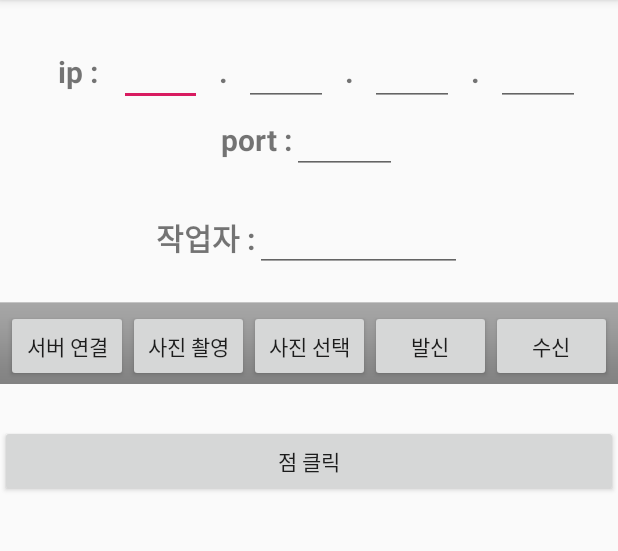
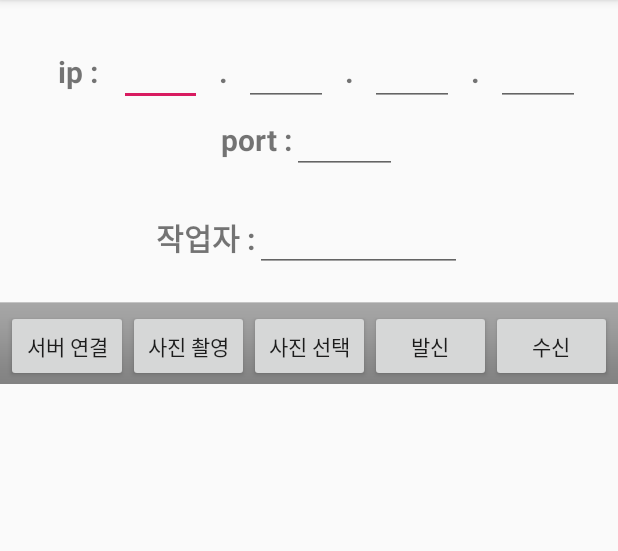
Before and after one commit to Einere/LightWave, an Android app: the screen it shows after launch (MainActivity), on a phone screen of 412 x 824 dp, the part 84-635 px from its top. Run offline under Robolectric (Android 15) with nearby library versions, the phone set to English and light mode, and no system bars; 2 statements that could not run were skipped.

Commit message:
Chj (#12)
* Add ScrollView, next focus feature

Signed-off-by: Einere <kjwsx23@gmail.com>

* Refactoring, dynamic ImageView creation implement

Signed-off-by: Einere <kjwsx23@gmail.com>

```diff
--- a/lightwave_android/chj/app/src/main/AndroidManifest.xml
+++ b/lightwave_android/chj/app/src/main/AndroidManifest.xml
@@ -26,9 +26,8 @@
             </intent-filter>
         </activity>
         <activity android:name=".ConnectToServerActivity" />
-
-        <activity android:name=".ListViewActivity"/>
-        <activity android:name=".MemoActivity"/>
+        <activity android:name=".ListViewActivity" />
+        <activity android:name=".MemoActivity" />
 
         <service
             android:name=".ConnectionService"
--- a/lightwave_android/chj/app/src/main/res/layout/activity_main.xml
+++ b/lightwave_android/chj/app/src/main/res/layout/activity_main.xml
@@ -1,4 +1,8 @@
 <?xml version="1.0" encoding="utf-8"?>
+<ScrollView xmlns:android="http://schemas.android.com/apk/res/android"
+    android:layout_height="match_parent"
+    android:layout_width="match_parent">
+
     <LinearLayout xmlns:android="http://schemas.android.com/apk/res/android"
         xmlns:tools="http://schemas.android.com/tools"
         android:layout_width="match_parent"
@@ -30,7 +34,9 @@
                 android:layout_height="wrap_content"
                 android:layout_weight="2"
                 android:gravity="center"
-            android:inputType="numberDecimal" />
+                android:inputType="numberDecimal"
+                android:nextFocusDown="@+id/et_ip2"
+                />
 
             <TextView
                 android:layout_width="0sp"
@@ -47,7 +53,8 @@
                 android:layout_height="wrap_content"
                 android:layout_weight="2"
                 android:gravity="center"
-            android:inputType="numberDecimal" />
+                android:inputType="numberDecimal"
+                android:nextFocusDown="@+id/et_ip3"/>
 
             <TextView
                 android:layout_width="0sp"
@@ -64,7 +71,8 @@
                 android:layout_height="wrap_content"
                 android:layout_weight="2"
                 android:gravity="center"
-            android:inputType="numberDecimal" />
+                android:inputType="numberDecimal"
+                android:nextFocusDown="@+id/et_ip4"/>
 
             <TextView
                 android:layout_width="0sp"
@@ -81,7 +89,8 @@
                 android:layout_height="wrap_content"
                 android:layout_weight="2"
                 android:gravity="center"
-            android:inputType="numberDecimal"/>
+                android:inputType="numberDecimal"
+                android:nextFocusDown="@+id/et_port"/>
 
         </LinearLayout>
 
@@ -108,7 +117,8 @@
                 android:layout_width="70sp"
                 android:layout_height="wrap_content"
                 android:textAlignment="center"
-            android:inputType="numberDecimal"/>
+                android:inputType="numberDecimal"
+                android:nextFocusDown="@+id/et_worker_name"/>
         </LinearLayout>
 
         <LinearLayout
@@ -138,12 +148,16 @@
 
         <LinearLayout
             android:layout_width="match_parent"
-        android:layout_height="wrap_content">
+            android:layout_height="wrap_content"
+            android:id="@+id/ll_image_list">
 
             <ImageView
                 android:id="@+id/iv_selectedImage"
                 android:layout_width="wrap_content"
                 android:layout_height="wrap_content"
+                android:adjustViewBounds="true"
+                android:maxHeight="10dp"
+                android:maxWidth="10dp"
                 android:contentDescription="@string/description"/>
         </LinearLayout>
 
@@ -207,16 +221,7 @@
                 android:textAlignment="center"
                 android:textSize="20sp" />
         </LinearLayout>
-<LinearLayout
-    android:layout_width="match_parent"
-    android:layout_height="wrap_content">
-    <Button
-        android:id="@+id/btn_point"
-        android:layout_width="wrap_content"
-        android:layout_height="wrap_content"
-        android:onClick="clickPoint"
-        android:text="점 클릭"
-        android:layout_weight="1"/>
-</LinearLayout>
+
 
     </LinearLayout>
+</ScrollView>
--- a/lightwave_android/chj/build.gradle
+++ b/lightwave_android/chj/build.gradle
@@ -7,7 +7,7 @@ buildscript {
         jcenter()
     }
     dependencies {
-        classpath 'com.android.tools.build:gradle:3.3.0'
+        classpath 'com.android.tools.build:gradle:3.3.1'
 
 
         // NOTE: Do not place your application dependencies here; they belong
```
Also changed, not shown: lightwave_android/chj/app/src/main/java/com/example/einere/myapplication/MainActivity.java (+81 -40 lines), lightwave_android/juntest/build.gradle (added, +27 -0 lines), lightwave_android/juntest/gradle/wrapper/gradle-wrapper.properties, 1 other file. Lines whose indentation alone changed are shown as unchanged.
